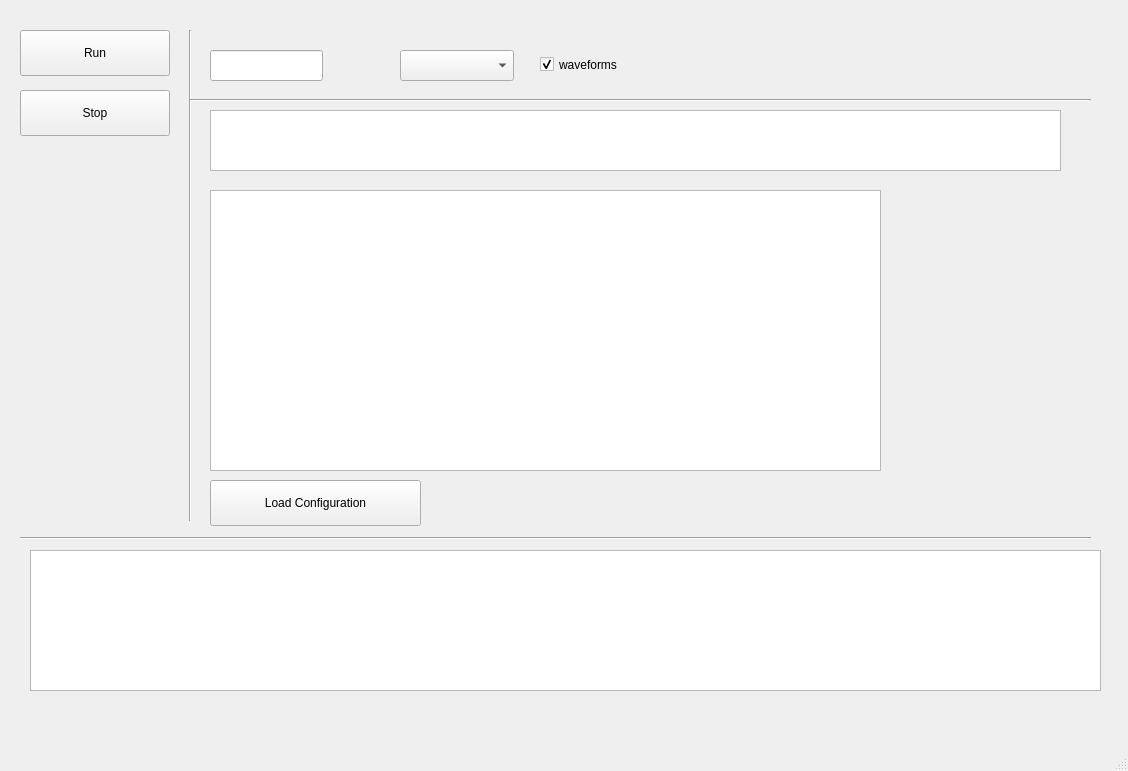
Qt form daq/DAQgui/daq_interface.ui (acolijn/DT5550_DAQ) before a commit.
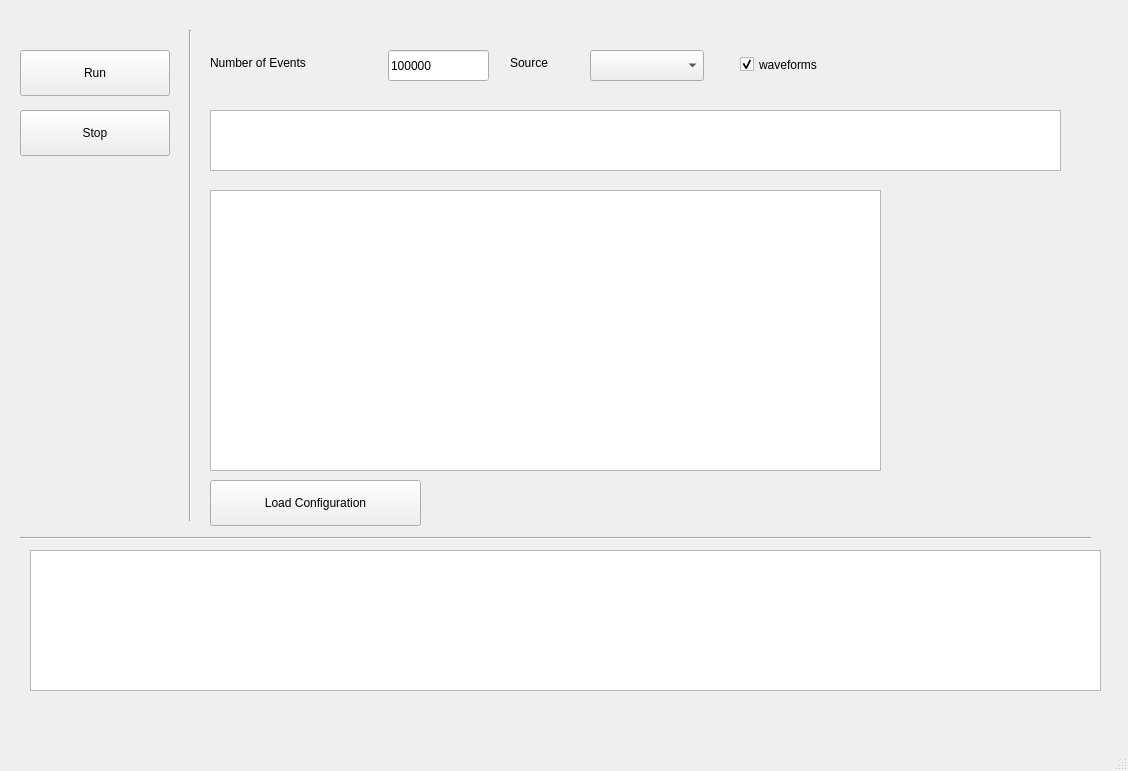
The same form after that commit.

Commit message: DAQ GUI almost works. Needs testing with real DAQ system

Diff of the .ui file:
```diff
--- a/daq/DAQgui/daq_interface.ui
+++ b/daq/DAQgui/daq_interface.ui
@@ -38,7 +38,7 @@
     <property name="geometry">
      <rect>
       <x>20</x>
-      <y>90</y>
+      <y>110</y>
       <width>150</width>
       <height>46</height>
      </rect>
@@ -51,7 +51,7 @@
     <property name="geometry">
      <rect>
       <x>20</x>
-      <y>30</y>
+      <y>50</y>
       <width>150</width>
       <height>46</height>
      </rect>
@@ -109,23 +109,10 @@
      </rect>
     </property>
    </widget>
-   <widget class="Line" name="line_3">
-    <property name="geometry">
-     <rect>
-      <x>190</x>
-      <y>90</y>
-      <width>901</width>
-      <height>21</height>
-     </rect>
-    </property>
-    <property name="orientation">
-     <enum>Qt::Horizontal</enum>
-    </property>
-   </widget>
    <widget class="QComboBox" name="sourceSelect">
     <property name="geometry">
      <rect>
-      <x>400</x>
+      <x>590</x>
       <y>50</y>
       <width>114</width>
       <height>31</height>
@@ -135,19 +122,22 @@
    <widget class="QLineEdit" name="numberOfEvents">
     <property name="geometry">
      <rect>
-      <x>210</x>
+      <x>388</x>
       <y>50</y>
-      <width>113</width>
+      <width>101</width>
       <height>31</height>
      </rect>
     </property>
+    <property name="text">
+     <string>100000</string>
+    </property>
    </widget>
    <widget class="QCheckBox" name="storeWaveforms">
     <property name="geometry">
      <rect>
-      <x>540</x>
+      <x>740</x>
       <y>50</y>
-      <width>151</width>
+      <width>143</width>
       <height>29</height>
      </rect>
     </property>
@@ -158,6 +148,32 @@
      <bool>true</bool>
     </property>
    </widget>
+   <widget class="QLabel" name="label">
+    <property name="geometry">
+     <rect>
+      <x>210</x>
+      <y>50</y>
+      <width>168</width>
+      <height>25</height>
+     </rect>
+    </property>
+    <property name="text">
+     <string>Number of Events</string>
+    </property>
+   </widget>
+   <widget class="QLabel" name="label_2">
+    <property name="geometry">
+     <rect>
+      <x>510</x>
+      <y>50</y>
+      <width>64</width>
+      <height>25</height>
+     </rect>
+    </property>
+    <property name="text">
+     <string>Source</string>
+    </property>
+   </widget>
   </widget>
   <widget class="QMenuBar" name="menubar">
    <property name="geometry">
```
Left out of the diff: 2 changed lines with no effect on the pictures. The commit also changes 4 other files.
